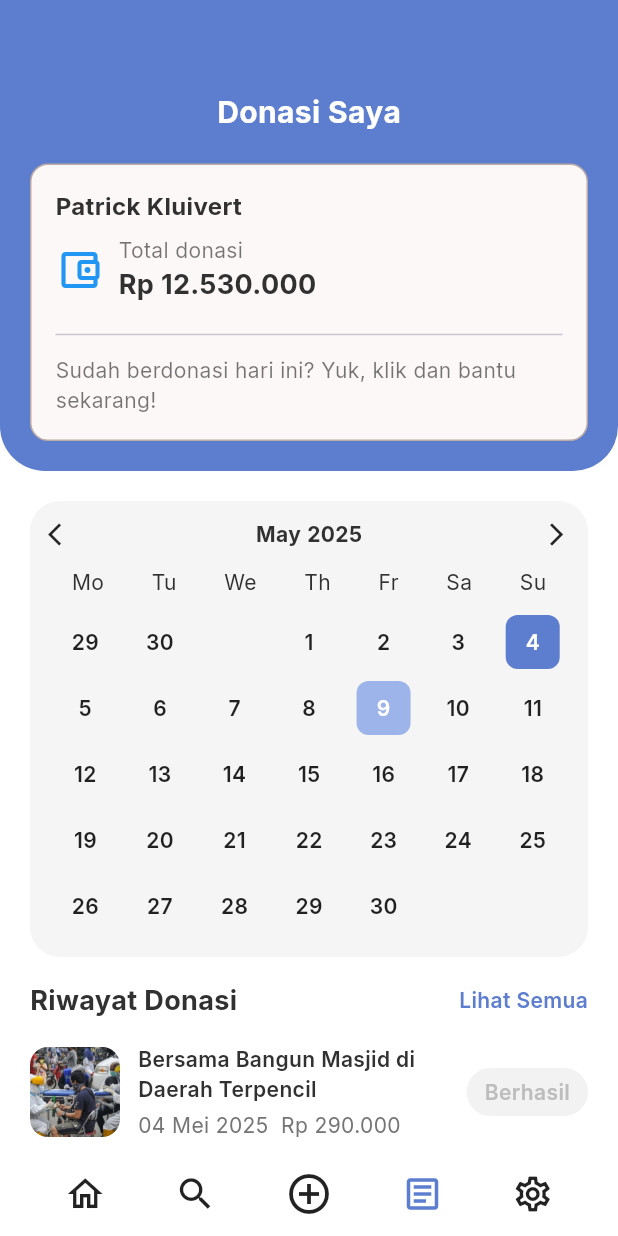
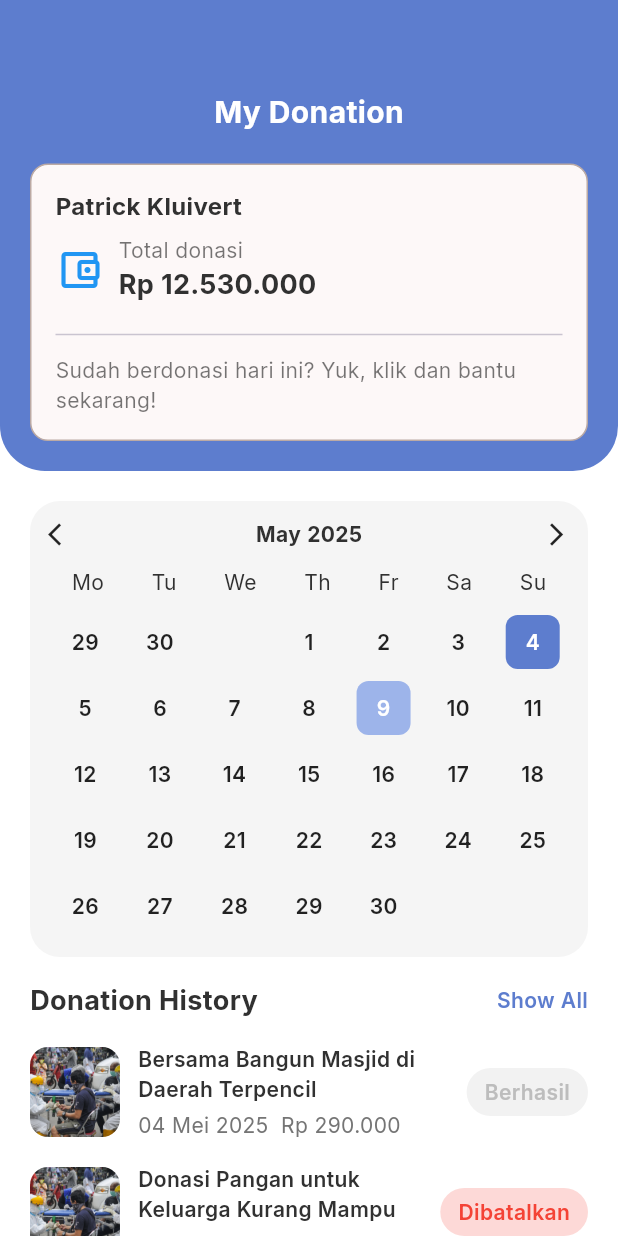
Before and after one commit to yamaniyuda/one_goal, a Flutter app: the HistoryScreen screen opened directly, on a phone screen of 412 x 824 dp. Run offline on Flutter 3.47's test engine with Material 3 defaults, Android fonts, the phone set to English and light mode, and no system bars; our stand-ins replace go_router, google_fonts, shared_preferences, video_player; missing offline and left inert: iconify_flutter; accounts and stored records are empty; generated files the repository leaves out were written again.

Commit message:
fix bug in list history cannot scroll

```diff
--- a/lib/presentation/screen/main/screen/history_screen.dart
+++ b/lib/presentation/screen/main/screen/history_screen.dart
@@ -1,4 +1,5 @@
 import 'package:flutter/material.dart';
+import 'package:flutter_gen/gen_l10n/app_localizations.dart';
 
 class HistoryScreen extends StatelessWidget {
   const HistoryScreen({super.key});
@@ -56,8 +57,8 @@
             padding: const EdgeInsets.only(top: 60, bottom: 20),
             child: Column(
               children: [
-                const Text(
-                  'Donasi Saya',
+                Text(
+                  AppLocalizations.of(context)!.my_donation,
                   style: TextStyle(
                     color: Colors.white,
                     fontSize: 20,
@@ -124,8 +125,13 @@
             ),
           ),
 
+
           // Kalender static
             const SizedBox(height: 20),
+            Expanded(
+            child: SingleChildScrollView(
+              child: Column(
+              children: [
                 Container(
                 margin: const EdgeInsets.symmetric(horizontal: 20),
                 padding: const EdgeInsets.all(12),
@@ -180,13 +186,13 @@
                 padding: const EdgeInsets.symmetric(horizontal: 20, vertical: 16),
                 child: Row(
                   mainAxisAlignment: MainAxisAlignment.spaceBetween,
-              children: const [
+                  children:  [
                   Text(
-                  'Riwayat Donasi',
+                    AppLocalizations.of(context)!.donation_history,
                     style: TextStyle(fontSize: 18, fontWeight: FontWeight.bold),
                   ),
                   Text(
-                  'Lihat Semua',
+                    AppLocalizations.of(context)!.show_all,
                     style: TextStyle(
                     color: Color(0xFF5D7DCE),
                     fontWeight: FontWeight.w600,
@@ -195,8 +201,9 @@
                   ],
                 ),
                 ),
-          Expanded(
-            child: ListView.builder(
+                ListView.builder(
+                shrinkWrap: true,
+                physics: const NeverScrollableScrollPhysics(),
                 padding: const EdgeInsets.symmetric(horizontal: 20),
                 itemCount: riwayatDonasi.length,
                 itemBuilder: (context, index) {
@@ -234,7 +241,7 @@
                     Container(
                       padding: const EdgeInsets.symmetric(horizontal: 12, vertical: 6),
                       decoration: BoxDecoration(
-                          color: (donasi['statusColor'] as Color).withOpacity(0.2),
+                      color: (donasi['statusColor'] as Color).withAlpha((0.2 * 255).toInt()),
                       borderRadius: BorderRadius.circular(20),
                       ),
                       child: Text(
@@ -250,21 +257,11 @@
                   );
                 },
                 ),
-          ),
-          // Bottom Navbar
-          Container(
-            padding: const EdgeInsets.symmetric(horizontal: 20, vertical: 12),
-            child: Row(
-              mainAxisAlignment: MainAxisAlignment.spaceAround,
-              children: const [
-                Icon(Icons.home_outlined, size: 28),
-                Icon(Icons.search, size: 28),
-                Icon(Icons.add_circle_outline, size: 32),
-                Icon(Icons.article_outlined, size: 28, color: Color(0xFF5D7DCE)),
-                Icon(Icons.settings_outlined, size: 28),
+                SizedBox(height: 100),
               ],
               ),
-          )
+            ),
+            ),
         ],
       ),
     );
--- a/lib/presentation/screen/main/widget/home_content.dart
+++ b/lib/presentation/screen/main/widget/home_content.dart
@@ -6,7 +6,7 @@
 import 'package:one_goal/presentation/screen/main/widget/populer_content.dart';
 import 'package:one_goal/presentation/screen/main/widget/post_content_video.dart';
 import 'package:one_goal/presentation/screen/main/widget/post_content.dart';
-
+import 'package:flutter_gen/gen_l10n/app_localizations.dart';
 
 class HomeContent extends StatelessWidget {
     const HomeContent({super.key});
@@ -81,7 +81,7 @@
                                             mainAxisAlignment: MainAxisAlignment.center,
                                             children: [
                                                 Text(
-                                                    'Total Saldo',
+                                                    AppLocalizations.of(context)!.total_balance,
                                                     style: GoogleFonts.inter(
                                                         fontSize: 14
                                                     ),
--- a/lib/presentation/widget/card/card_bg_image.dart
+++ b/lib/presentation/widget/card/card_bg_image.dart
@@ -1,5 +1,7 @@
 import 'package:flutter/material.dart';
 import 'package:google_fonts/google_fonts.dart';
+import 'package:flutter_gen/gen_l10n/app_localizations.dart';
+
 
 class CardBgImage extends StatefulWidget {
     final ImageProvider image;
@@ -45,7 +47,7 @@
                             ),
                         ),
                         Text(
-                            'Pengumpulan Dana',
+                            AppLocalizations.of(context)!.fundraising,
                             style: GoogleFonts.inter(
                                 fontSize: 14,
                                 fontWeight: FontWeight.w500,
--- a/lib/presentation/widget/card/card_video.dart
+++ b/lib/presentation/widget/card/card_video.dart
@@ -3,6 +3,7 @@
 import 'package:google_fonts/google_fonts.dart';
 import 'package:iconify_flutter/iconify_flutter.dart';
 import 'package:iconify_flutter/icons/icon_park_twotone.dart';
+import 'package:flutter_gen/gen_l10n/app_localizations.dart';
 
 class CardVideo extends StatefulWidget {
     final ImageProvider image;
@@ -57,7 +58,7 @@
                                 bottom: 10,
                                 left: 10,
                                 child: Text(
-                                    '2 Hari yang lalu',
+                                    "2 ${AppLocalizations.of(context)!.days_ago}",
                                     style: GoogleFonts.inter(
                                         fontSize: 14,
                                         color: Colors.white,
```
Also changed, not shown: lib/l10n/app_en.arb (+26 -1 lines), lib/l10n/app_id.arb (+26 -2 lines), lib/l10n/app_ja.arb (+25 -2 lines), lib/l10n/app_zh.arb (+25 -5 lines), lib/presentation/screen/main/screen/main_screen.dart (+6 -5 lines), lib/presentation/screen/main/widget/category_list.dart (+12 -10 lines), lib/presentation/screen/main/widget/populer_content.dart (+11 -8 lines). Lines whose indentation alone changed are shown as unchanged.
